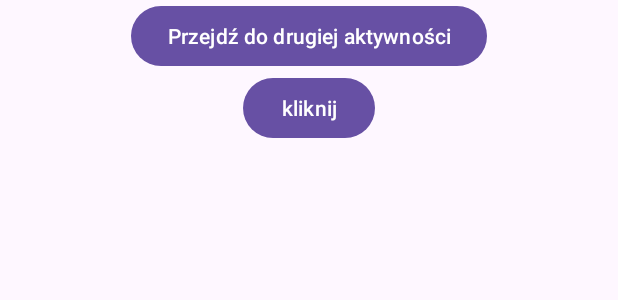
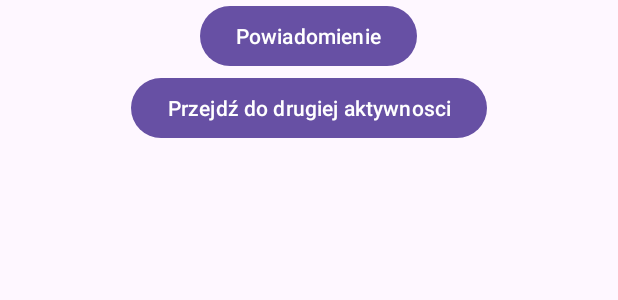
Before and after one commit to Er3nX0/MyMultiActivityApp, an Android app: the layout activity_main.xml on its own in the app's theme, with its tools: preview values and no code run, on a phone screen of 412 x 824 dp. Shown: the top 300 px of the screen. Run offline under Robolectric (Android 15) with nearby library versions, the phone set to English and light mode, and no system bars.

Commit message:
powiadomienie dziala

```diff
--- a/app/src/main/res/layout/activity_main.xml
+++ b/app/src/main/res/layout/activity_main.xml
@@ -9,15 +9,20 @@
         android:layout_width="wrap_content"
         android:layout_height="wrap_content"
         android:id="@+id/notification"
-        android:text="Przejdź do drugiej aktywności"
+        android:text="Powiadomienie"
         android:layout_gravity="center" />
 
     <Button
         android:layout_width="wrap_content"
         android:layout_height="wrap_content"
         android:id="@+id/navigate"
-        android:text="kliknij"
+        android:text="Przejdź do drugiej aktywnosci"
         android:layout_gravity="center" />
+
+    <TextView
+        android:layout_width="wrap_content"
+        android:layout_height="wrap_content"
+        android:id="@+id/imie" />
 
 
 </LinearLayout>
```
Also changed, not shown: app/src/main/java/com/example/mymultiactivityapp/MainActivity.java (+9 -2 lines), app/src/main/java/com/example/mymultiactivityapp/NotificationHelper.java (+10 -2 lines), app/src/main/java/com/example/mymultiactivityapp/SecondActivity.java (+16 -8 lines), app/src/main/res/layout/activity_second.xml (+12 -3 lines), 1 other file.
